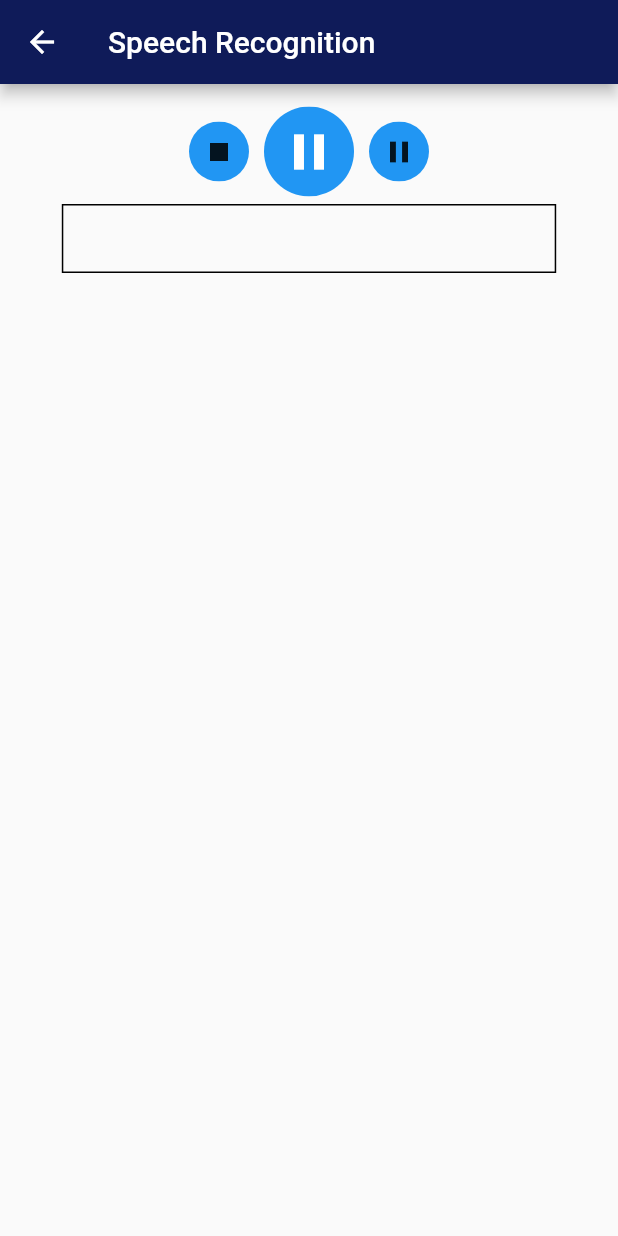
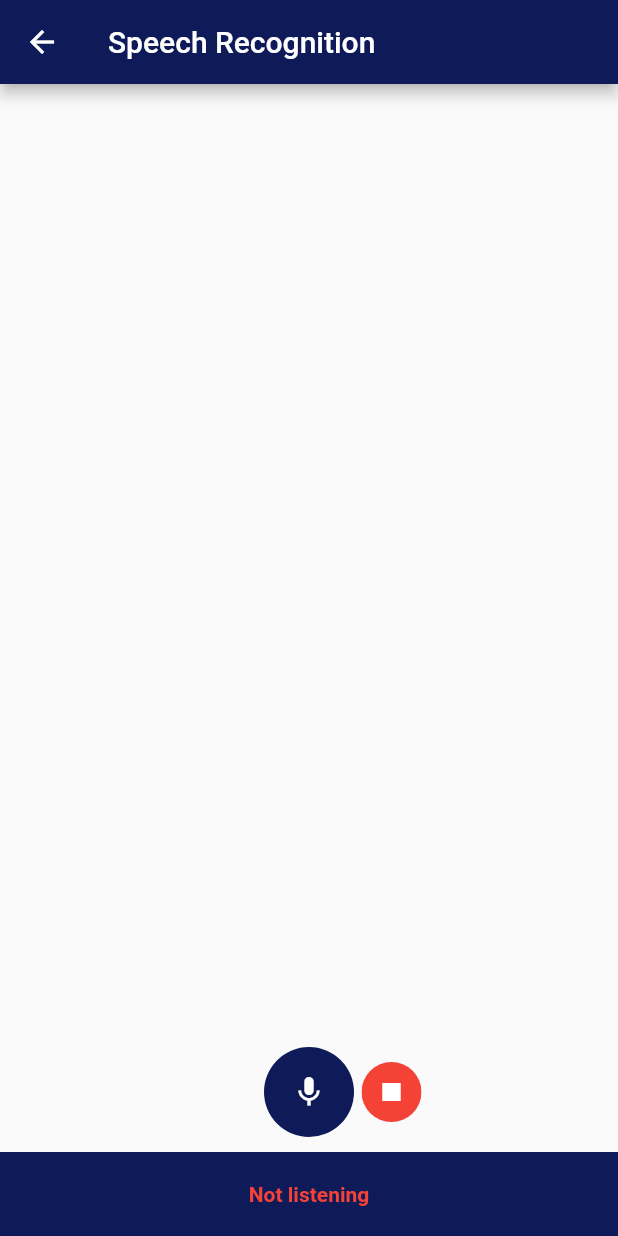
Before and after one commit to a-ng9/music_fresco, a Flutter app: the SpeechRecgScreen screen opened directly, on a phone screen of 412 x 824 dp. Run offline on Flutter 3.47's test engine with Material 2 defaults, Android fonts, the phone set to English and light mode, and no system bars; our stand-ins replace speech_to_text.

Commit message:
Updated speech recognition Plugin

```diff
--- a/lib/screen/speechRecg_screen.dart
+++ b/lib/screen/speechRecg_screen.dart
@@ -1,6 +1,9 @@
 import 'package:flutter/material.dart';
-//import 'package:music_fresco/utils/styles.dart';
-import 'package:speech_recognition/speech_recognition.dart';
+import 'package:music_fresco/utils/styles.dart';
+import 'package:speech_to_text/speech_recognition_error.dart';
+import 'package:speech_to_text/speech_recognition_result.dart';
+import 'dart:async';
+import 'package:speech_to_text/speech_to_text.dart';
 
 class SpeechRecgScreen extends StatefulWidget {
   @override
@@ -8,122 +11,158 @@ class SpeechRecgScreen extends StatefulWidget {
 }
 
 class _SpeechRecgScreenState extends State<SpeechRecgScreen> {
-  SpeechRecognition _speechRecognition;
-  bool _isAvailable = false;
-  bool _isListening = false;
-
-  String resultText = "";
+  bool _hasSpeech = false;
+  double level = 0.0;
+  String lastWords = "";
+  String lastError = "";
+  String lastStatus = "";
+  String _currentLocaleId = "en_UK";
+  final SpeechToText speech = SpeechToText();
 
   @override
   void initState() {
     super.initState();
-    initSpeechRecogniser();
+    initSpeechState();
   }
 
-  void initSpeechRecogniser() {
-    _speechRecognition = SpeechRecognition();
+  Future<void> initSpeechState() async {
+    bool hasSpeech = await speech.initialize(
+        onError: errorListener, onStatus: statusListener);
 
-    _speechRecognition.setAvailabilityHandler(
-        (bool result) => setState(() => _isAvailable = result));
-
-    _speechRecognition.setRecognitionStartedHandler(
-        () => setState(() => _isListening = true));
-
-    _speechRecognition.setRecognitionResultHandler(
-        (String speech) => setState(() => resultText = speech));
-
-    _speechRecognition.setRecognitionCompleteHandler(
-        () => setState(() => _isListening = false));
-
-    _speechRecognition
-        .activate()
-        .then((result) => setState(() => _isAvailable = result));
+    setState(() {
+      _hasSpeech = hasSpeech;
+    });
   }
 
   @override
   Widget build(BuildContext context) {
     return Scaffold(
       appBar: AppBar(
-        title: Text("Speech Recognition"),
+        title: const Text('Speech Recognition'),
       ),
-      body: Padding(
-        padding: const EdgeInsets.all(15),
+      body: Column(children: [
+        Expanded(
           child: Column(
-          mainAxisAlignment: MainAxisAlignment.start,
+            mainAxisAlignment: MainAxisAlignment.end,
             children: [
+              Padding(
+                padding: const EdgeInsets.only(left: 20, right: 20),
+                child: Center(
+                  child: Text(
+                    lastWords,
+                    textAlign: TextAlign.center,
+                    style: TextStyle(fontSize: 20),
+                  ),
+                ),
+              ),
+            ],
+          ),
+        ),
+        SizedBox(height: 20),
         Row(
           mainAxisAlignment: MainAxisAlignment.center,
           children: [
+            SizedBox(width: 45),
             CustomButton(
               pressed: () {
-                    print('stop Button pressed');
-                    if (_isListening) {
-                      _speechRecognition.cancel().then((result) => setState(() {
-                            _isListening = result;
-                            resultText = "";
-                          }));
+                if (!_hasSpeech || !speech.isListening) {
+                  startListening();
+                  print('mic started');
+                } else if (speech.isListening) {
+                  stopListening();
+                  print('mic stopped');
                 }
               },
-                  icon: Icon(Icons.stop),
-                  color: Colors.blue,
-                  size: 40,
-                ),
-                SizedBox(width: 10),
-                CustomButton(
-                  pressed: () {
-                    //The below IF function will activate the mic and listen for audio
-                    if (_isAvailable && !_isListening) {
-                      _speechRecognition
-                          .listen(locale: "en_US")
-                          .then((result) => ('$result'));
-                    }
-                    /*The below IF function will 'stop' listening when the mic is available (pressed a 2nd time)*/
-                    else if (_isListening) {
-                      _speechRecognition.stop().then(
-                          (result) => setState(() => _isListening = result));
-                    }
-                  },
-                  icon: Icon(
-                    (_isAvailable && !_isListening) ? Icons.mic : Icons.pause,
-                    size: 40,
-                    color: (_isAvailable && !_isListening)
-                        ? Colors.black
-                        : Colors.white,
-                  ),
-                  color: Colors.blue,
+              icon: (!_hasSpeech || speech.isListening)
+                  ? Icon(Icons.pause, color: Colors.white)
+                  : Icon(Icons.mic, color: Colors.white),
+              color: (!_hasSpeech || speech.isListening)
+                  ? Colors.red
+                  : Styles.getDarkBlueColor(),
               size: 60,
             ),
-                SizedBox(width: 10),
+            SizedBox(width: 5),
             CustomButton(
-                  pressed: () {
-                    if (_isListening) {
-                      _speechRecognition.stop().then(
-                          (result) => setState(() => _isListening = result));
-                    }
-                  },
-                  icon: Icon(Icons.pause),
-                  color: Colors.blue,
+              pressed: cancelListening,
+              icon: Icon(Icons.stop, color: Colors.white),
+              color: Colors.red,
               size: 40,
             ),
           ],
         ),
-            SizedBox(height: 5),
+        SizedBox(height: 10),
         Container(
-              decoration: BoxDecoration(
-                border: Border.all(),
-              ),
-              width: MediaQuery.of(context).size.width * .8,
-              // color: Colors.red,
-              child: Text(
-                resultText,
-                style: TextStyle(fontSize: 24),
-              ),
-              padding: EdgeInsets.symmetric(vertical: 8.0, horizontal: 12),
+          padding: EdgeInsets.symmetric(vertical: 20),
+          color: Theme.of(context).backgroundColor,
+          child: Center(
+            child: speech.isListening
+                ? Text(
+                    "Listening...",
+                    style: TextStyle(
+                        fontWeight: FontWeight.bold, color: Colors.green),
                   )
-          ],
+                : Text(
+                    'Not listening',
+                    style: TextStyle(
+                        fontWeight: FontWeight.bold, color: Colors.red),
                   ),
           ),
+        ),
+      ]),
     );
+  }
+
+  void startListening() {
+    // lastWords = "";
+    // lastError = "";
+    speech.listen(
+      onResult: resultListener,
+      listenFor: Duration(seconds: 10),
+      localeId: _currentLocaleId,
+      onSoundLevelChange: soundLevelListener,
+      //cancelOnError: true,
+      //partialResults: true
+    );
+    setState(() {});
+  }
+
+  void stopListening() {
+    speech.stop();
+    setState(() {
+      level = 0.0;
+    });
+  }
+
+  void cancelListening() {
+    speech.cancel();
+    lastWords = "";
+    setState(() {
+      level = 0.0;
+    });
+  }
+
+  void resultListener(SpeechRecognitionResult result) {
+    setState(() {
+      lastWords = "${result.recognizedWords}";
+    });
+  }
+
+  void soundLevelListener(double level) {
+    setState(() {
+      this.level = level;
+    });
+  }
+
+  void errorListener(SpeechRecognitionError error) {
+    setState(() {
+      lastError = "${error.errorMsg} - ${error.permanent}";
+    });
+  }
+
+  void statusListener(String status) {
+    setState(() {
+      lastStatus = "$status";
+    });
   }
 }
 
--- a/pubspec.yaml
+++ b/pubspec.yaml
@@ -25,7 +25,7 @@ dependencies:
   # Use with the CupertinoIcons class for iOS style icons.
   cupertino_icons: ^0.1.3
   sliding_up_panel: ^1.0.1
-  speech_recognition: ^0.3.0+1
+  speech_to_text: 2.1.0
 
 
 dev_dependencies:
```
Also changed, not shown: pubspec.lock, 4 other files. Lines whose indentation alone changed are shown as unchanged.
